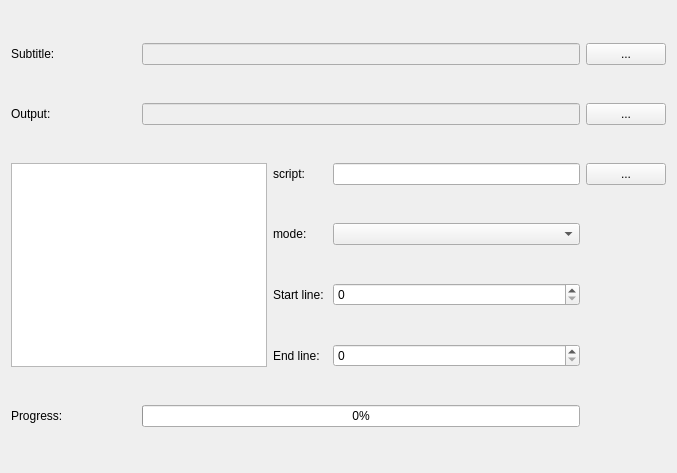
This is src/SubFX/gui/ui/mainpanel.ui in fdar0536/SubFX as Qt 5 draws it before an edit. The edited form follows.
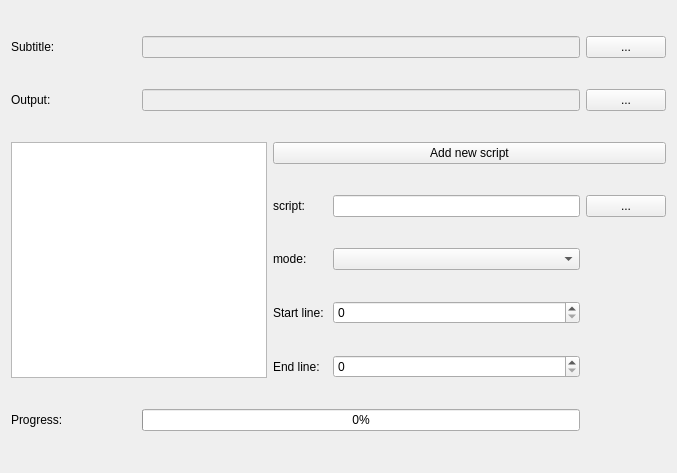
This is the edited form.

What changed in the file:
```diff
--- a/src/SubFX/gui/ui/mainpanel.ui
+++ b/src/SubFX/gui/ui/mainpanel.ui
@@ -14,73 +14,15 @@
    <string>Form</string>
   </property>
   <layout class="QGridLayout" name="gridLayout">
-   <item row="3" column="0">
-    <widget class="QLabel" name="label_3">
-     <property name="text">
-      <string>Output: </string>
-     </property>
-    </widget>
-   </item>
    <item row="6" column="2">
-    <widget class="QLabel" name="label_5">
-     <property name="text">
-      <string>Start line: </string>
-     </property>
-    </widget>
-   </item>
-   <item row="7" column="3">
-    <widget class="QSpinBox" name="endLine"/>
-   </item>
-   <item row="4" column="4">
-    <widget class="QPushButton" name="browseScriptBtn">
-     <property name="text">
-      <string>...</string>
-     </property>
-    </widget>
-   </item>
-   <item row="0" column="0">
-    <widget class="QLabel" name="label">
-     <property name="text">
-      <string>Subtitle: </string>
-     </property>
-    </widget>
-   </item>
-   <item row="5" column="3">
-    <widget class="QComboBox" name="mode"/>
-   </item>
-   <item row="4" column="2">
     <widget class="QLabel" name="label_2">
      <property name="text">
       <string>script: </string>
      </property>
     </widget>
    </item>
-   <item row="5" column="2">
-    <widget class="QLabel" name="label_4">
-     <property name="text">
-      <string>mode: </string>
-     </property>
-    </widget>
-   </item>
-   <item row="4" column="0" rowspan="4" colspan="2">
-    <widget class="QListWidget" name="scriptList"/>
-   </item>
-   <item row="3" column="4">
-    <widget class="QPushButton" name="browseOutputBtn">
-     <property name="text">
-      <string>...</string>
-     </property>
-    </widget>
-   </item>
-   <item row="3" column="1" colspan="3">
-    <widget class="QLineEdit" name="outputPath">
-     <property name="enabled">
-      <bool>false</bool>
-     </property>
-    </widget>
-   </item>
-   <item row="6" column="3">
-    <widget class="QSpinBox" name="startLine"/>
+   <item row="7" column="3">
+    <widget class="QComboBox" name="mode"/>
    </item>
    <item row="0" column="4">
     <widget class="QPushButton" name="browseSubBtn">
@@ -89,37 +31,102 @@
      </property>
     </widget>
    </item>
-   <item row="0" column="1" colspan="3">
-    <widget class="QLineEdit" name="subPath">
-     <property name="enabled">
-      <bool>false</bool>
-     </property>
-    </widget>
-   </item>
-   <item row="4" column="3">
-    <widget class="QLineEdit" name="scriptPath"/>
-   </item>
-   <item row="7" column="2">
-    <widget class="QLabel" name="label_6">
+   <item row="6" column="4">
+    <widget class="QPushButton" name="browseScriptBtn">
      <property name="text">
-      <string>End line: </string>
+      <string>...</string>
      </property>
     </widget>
    </item>
-   <item row="9" column="1" colspan="3">
+   <item row="5" column="0" rowspan="5" colspan="2">
+    <widget class="QListWidget" name="scriptList"/>
+   </item>
+   <item row="11" column="1" colspan="3">
     <widget class="QProgressBar" name="progressBar">
      <property name="value">
       <number>0</number>
      </property>
     </widget>
    </item>
-   <item row="9" column="0">
+   <item row="3" column="1" colspan="3">
+    <widget class="QLineEdit" name="outputPath">
+     <property name="enabled">
+      <bool>false</bool>
+     </property>
+    </widget>
+   </item>
+   <item row="8" column="3">
+    <widget class="QSpinBox" name="startLine"/>
+   </item>
+   <item row="7" column="2">
+    <widget class="QLabel" name="label_4">
+     <property name="text">
+      <string>mode: </string>
+     </property>
+    </widget>
+   </item>
+   <item row="8" column="2">
+    <widget class="QLabel" name="label_5">
+     <property name="text">
+      <string>Start line: </string>
+     </property>
+    </widget>
+   </item>
+   <item row="6" column="3">
+    <widget class="QLineEdit" name="scriptPath"/>
+   </item>
+   <item row="11" column="0">
     <widget class="QLabel" name="label_7">
      <property name="text">
       <string>Progress: </string>
      </property>
     </widget>
    </item>
+   <item row="5" column="2" colspan="3">
+    <widget class="QPushButton" name="addNewScriptBtn">
+     <property name="text">
+      <string>Add new script</string>
+     </property>
+    </widget>
+   </item>
+   <item row="3" column="4">
+    <widget class="QPushButton" name="browseOutputBtn">
+     <property name="text">
+      <string>...</string>
+     </property>
+    </widget>
+   </item>
+   <item row="9" column="2">
+    <widget class="QLabel" name="label_6">
+     <property name="text">
+      <string>End line: </string>
+     </property>
+    </widget>
+   </item>
+   <item row="9" column="3">
+    <widget class="QSpinBox" name="endLine"/>
+   </item>
+   <item row="0" column="1" colspan="3">
+    <widget class="QLineEdit" name="subPath">
+     <property name="enabled">
+      <bool>false</bool>
+     </property>
+    </widget>
+   </item>
+   <item row="3" column="0">
+    <widget class="QLabel" name="label_3">
+     <property name="text">
+      <string>Output: </string>
+     </property>
+    </widget>
+   </item>
+   <item row="0" column="0">
+    <widget class="QLabel" name="label">
+     <property name="text">
+      <string>Subtitle: </string>
+     </property>
+    </widget>
+   </item>
   </layout>
  </widget>
  <resources/>
```
